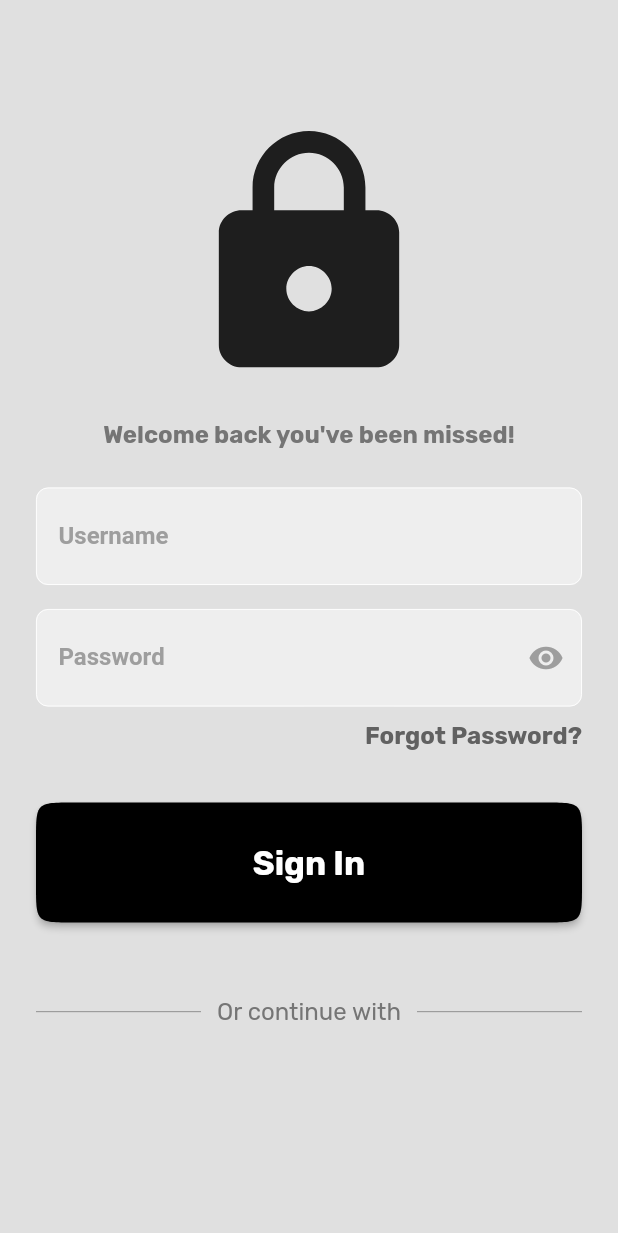
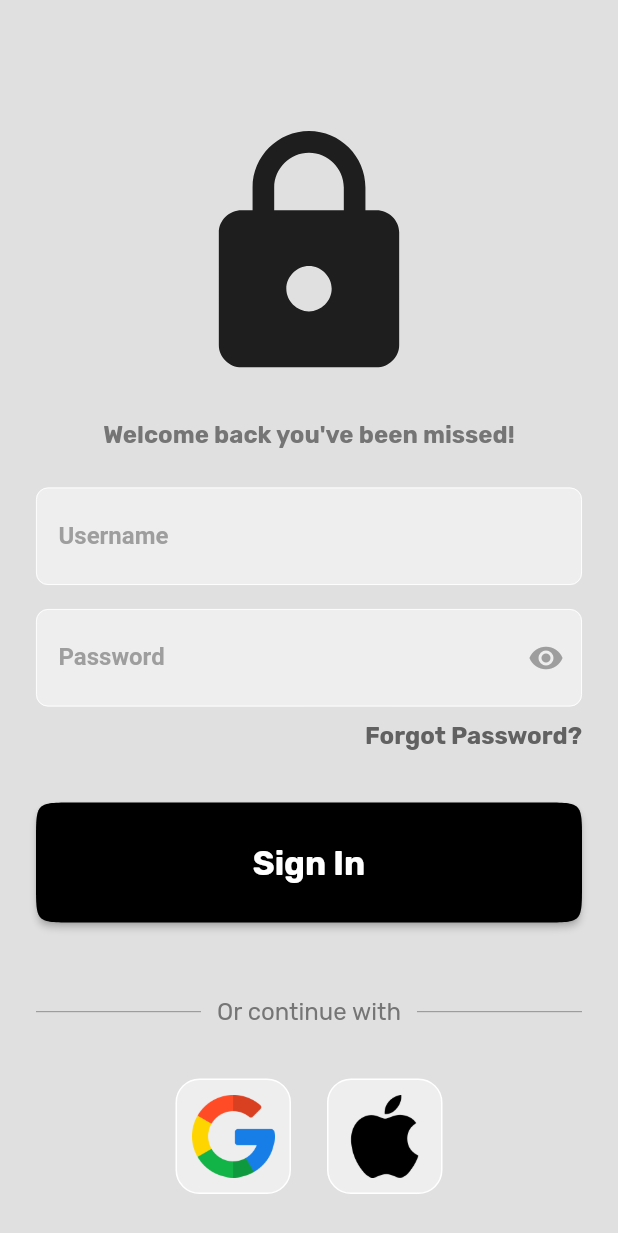
Before and after one commit to Franciscof11/Firebase_Auth_Boilerplate, a Flutter app: the screen it shows after launch, on a phone screen of 412 x 824 dp. Shown: the top 1233 px of the screen. Run offline on Flutter 3.47's test engine with Material 2 defaults, Android fonts, the phone set to English and light mode, and no system bars; our stand-ins replace google_fonts.

Commit message:
feat : social sign in buttons

```diff
--- a/lib/sign_in_page.dart
+++ b/lib/sign_in_page.dart
@@ -2,6 +2,7 @@ import 'package:flutter/material.dart';
 import 'package:google_fonts/google_fonts.dart';
 
 import 'custom_text_field.dart';
+import 'social_sign_in_button.dart';
 
 class SignInPage extends StatelessWidget {
   const SignInPage({super.key});
@@ -96,8 +97,15 @@ class SignInPage extends StatelessWidget {
                     ),
                   ],
                 ),
-                const SizedBox(height: 50),
-                Row()
+                const SizedBox(height: 35),
+                const Row(
+                  mainAxisAlignment: MainAxisAlignment.center,
+                  children: [
+                    SocialSignInButton(urlImage: 'assets/google.png'),
+                    SizedBox(width: 24),
+                    SocialSignInButton(urlImage: 'assets/apple.png'),
+                  ],
+                )
               ],
             ),
           ),
--- /dev/null
+++ b/lib/social_sign_in_button.dart
@@ -0,0 +1,26 @@
+import 'package:flutter/material.dart';
+
+class SocialSignInButton extends StatelessWidget {
+  final String urlImage;
+  const SocialSignInButton({super.key, required this.urlImage});
+
+  @override
+  Widget build(BuildContext context) {
+    return GestureDetector(
+      onTap: () {},
+      child: Container(
+        decoration: BoxDecoration(
+            borderRadius: BorderRadius.circular(16),
+            color: Colors.grey[200],
+            border: Border.all(color: Colors.white)),
+        child: Padding(
+          padding: const EdgeInsets.all(10),
+          child: Image.asset(
+            urlImage,
+            height: 55,
+          ),
+        ),
+      ),
+    );
+  }
+}
```
